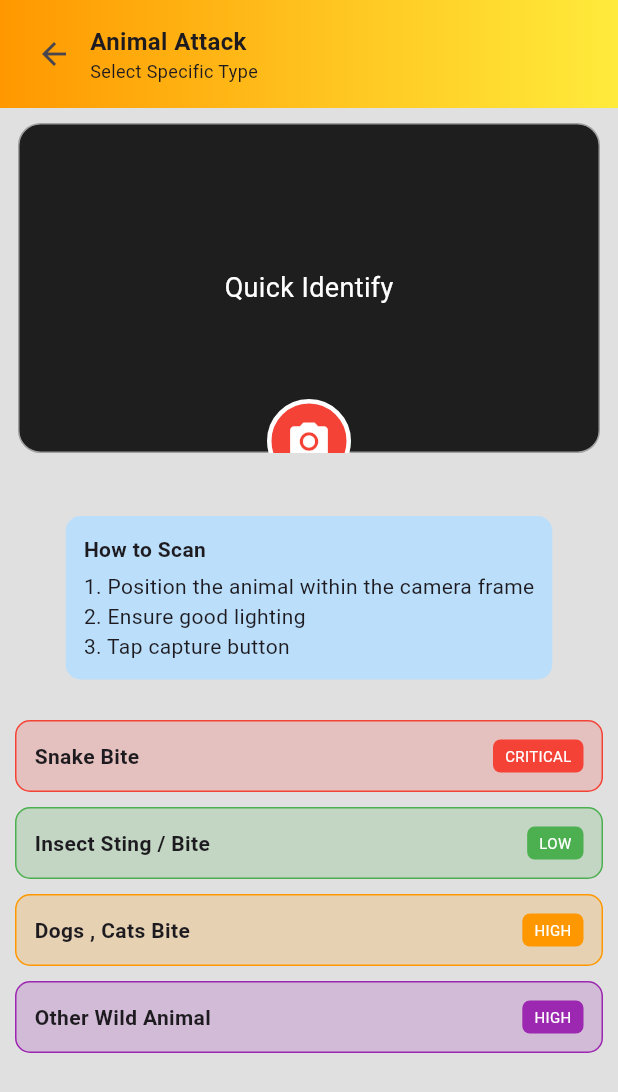
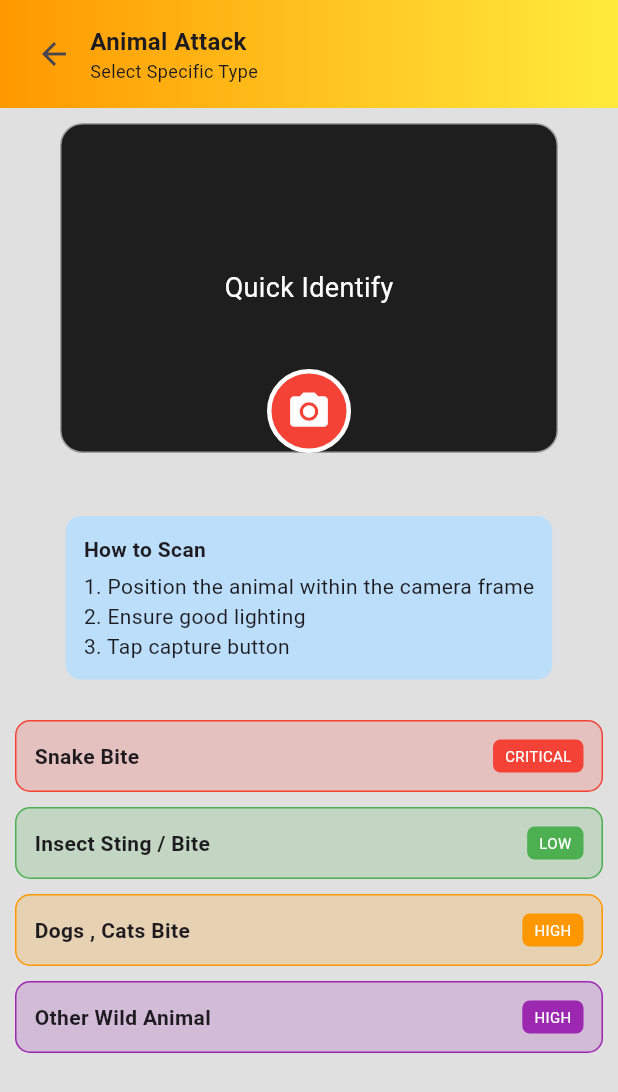
Before and after one commit to Praneeth108/prana_ai, a Flutter app: the screen it shows after launch, after a tap on "Animal Attack", on a phone screen of 412 x 824 dp. Shown: the top 1092 px of the screen. Run offline on Flutter 3.47's test engine with Material 3 defaults, Android fonts, the phone set to English and light mode, and no system bars; our stand-ins replace firebase_auth, firebase_core, image_picker; accounts and stored records are empty.

Commit message:
save my work

```diff
--- a/lib/pages/Home/home.dart
+++ b/lib/pages/Home/home.dart
@@ -1,6 +1,7 @@
 import 'package:flutter/material.dart';
+import 'package:prana_ai/pages/firstaid_page.dart';
 
-// ✅ Import your real pages
+//  Import your real pages
 import 'package:prana_ai/pages/settings_page.dart';
 import 'package:prana_ai/pages/emergency_service_page.dart';
 import 'package:prana_ai/pages/animal_attack_page.dart';
@@ -13,9 +14,10 @@ class HomePage extends StatelessWidget {
     return Scaffold(
       backgroundColor: Colors.green[100],
 
-      body: Column(
+      body: SingleChildScrollView(
+        child: Column(
           children: [
-          // 🔝 HEADER
+            //  HEADER
             Container(
               padding: const EdgeInsets.only(top: 40, left: 16, right: 16),
               decoration: const BoxDecoration(
@@ -25,16 +27,34 @@ class HomePage extends StatelessWidget {
                 children: [
                   Row(
                     children: [
-                    Image.asset("assets/images/logo.jpeg", height: 40),
+                      Container(
+                        decoration: BoxDecoration(
+                          borderRadius: BorderRadius.circular(12),
+                          border: Border.all(color: Colors.white, width: 2),
+                        ),
+                        child: ClipRRect(
+                          borderRadius: BorderRadius.circular(10),
+                          child: Image.asset(
+                            "assets/images/logo.jpeg",
+                            height: 60,
+                            width: 60,
+                            fit: BoxFit.cover,
+                          ),
+                        ),
+                      ),
                       const SizedBox(width: 10),
                       const Expanded(
                         child: Text(
                           "PRANA AID\nEmergency support system",
-                        style: TextStyle(color: Colors.white),
+                          style: TextStyle(
+                            color: Colors.white,
+                            fontSize: 18,
+                            fontWeight: FontWeight.bold,
+                          ),
                         ),
                       ),
 
-                    // ⚙ SETTINGS
+                      //  SETTINGS
                       IconButton(
                         icon: const Icon(Icons.settings, color: Colors.white),
                         onPressed: () {
@@ -60,12 +80,14 @@ class HomePage extends StatelessWidget {
                     ],
                   ),
 
-                const SizedBox(height: 15),
+                  const SizedBox(height: 10),
                 ],
               ),
             ),
 
-          // 🚨 EMERGENCY BUTTON
+            const SizedBox(height: 20),
+
+            //  EMERGENCY BUTTON
             Padding(
               padding: const EdgeInsets.all(12),
               child: GestureDetector(
@@ -86,9 +108,13 @@ class HomePage extends StatelessWidget {
                   ),
                   child: const Center(
                     child: Text(
-                    "EMERGENCY CALL\nTap for immediate help",
+                      "EMERGENCY CALL",
                       textAlign: TextAlign.center,
-                    style: TextStyle(color: Colors.white),
+                      style: TextStyle(
+                        color: Colors.white,
+                        fontSize: 20,
+                        fontWeight: FontWeight.bold,
+                      ),
                     ),
                   ),
                 ),
@@ -97,19 +123,20 @@ class HomePage extends StatelessWidget {
 
             const Text(
               "Quick Access",
-            style: TextStyle(fontWeight: FontWeight.bold),
+              style: TextStyle(fontWeight: FontWeight.bold, fontSize: 18),
             ),
 
             const SizedBox(height: 5),
 
             const Text("Select Emergency Type"),
 
-          const SizedBox(height: 10),
+            const SizedBox(height: 12),
 
-          // 🟧 GRID
-          Expanded(
-            child: GridView.count(
+            //  GRID
+            GridView.count(
               crossAxisCount: 2,
+              shrinkWrap: true,
+              physics: const NeverScrollableScrollPhysics(),
               padding: const EdgeInsets.all(12),
               childAspectRatio: 1,
               children: [
@@ -121,34 +148,88 @@ class HomePage extends StatelessWidget {
                 emergencyCard(context, "Fainting", Icons.sick),
               ],
             ),
-          ),
 
-          // 🔻 QUICK ACTIONS
+            //  QUICK ACTIONS
             Padding(
               padding: const EdgeInsets.all(12),
               child: Column(
                 children: [
                   const Text(
                     "Quick Actions",
-                  style: TextStyle(fontWeight: FontWeight.bold),
+                    style: TextStyle(fontWeight: FontWeight.bold, fontSize: 18),
                   ),
 
                   const SizedBox(height: 10),
 
-                actionBox("Plant Recognition", Colors.green),
-                const SizedBox(height: 10),
-                actionBox("Learning Mode", Colors.blueGrey),
-                const SizedBox(height: 10),
-                actionBox("Safety First", Colors.yellow),
+                  // First Aid Button
+                  GestureDetector(
+                    onTap: () {
+                      Navigator.push(
+                        context,
+                        MaterialPageRoute(
+                          builder: (context) => const FirstAidPage(),
+                        ),
+                      );
+                    },
+                    child: Container(
+                      width: double.infinity,
+                      padding: const EdgeInsets.all(12),
+                      decoration: BoxDecoration(
+                        color: Colors.blueGrey,
+                        borderRadius: BorderRadius.circular(10),
+                      ),
+                      child: const Center(
+                        child: Text(
+                          "First Aid Guide",
+                          style: TextStyle(
+                            color: Colors.white,
+                            fontSize: 20,
+                            fontWeight: FontWeight.bold,
+                          ),
+                        ),
+                      ),
+                    ),
+                  ),
+
+                  const SizedBox(height: 15),
+
+                  // Safety Box
+                  Container(
+                    width: double.infinity,
+                    padding: const EdgeInsets.all(12),
+                    decoration: BoxDecoration(
+                      color: Colors.orange[100],
+                      borderRadius: BorderRadius.circular(20),
+                    ),
+                    child: const Column(
+                      crossAxisAlignment: CrossAxisAlignment.start,
+                      children: [
+                        Text(
+                          "Safety First",
+                          style: TextStyle(
+                            fontWeight: FontWeight.bold,
+                            fontSize: 16,
+                          ),
+                        ),
+                        SizedBox(height: 10),
+                        Text("• This app provides guidance only."),
+                        Text(
+                          "• Always call emergency services for serious injuries.",
+                        ),
+                        Text("• Seek professional medical care."),
                       ],
                     ),
                   ),
                 ],
               ),
+            ),
+          ],
+        ),
+      ),
     );
   }
 
-  // 🔹 Emergency Card with navigation
+  //  Emergency Card
   Widget emergencyCard(BuildContext context, String title, IconData icon) {
     return GestureDetector(
       onTap: () {
@@ -166,51 +247,28 @@ class HomePage extends StatelessWidget {
         child: Column(
           mainAxisAlignment: MainAxisAlignment.center,
           children: [
-            Icon(icon, size: 40, color: Colors.orange),
+            Icon(icon, size: 50, color: Colors.orange),
             const SizedBox(height: 10),
             Text(title, style: const TextStyle(fontWeight: FontWeight.bold)),
-            const Text("Tap for guidance", style: TextStyle(fontSize: 12)),
+            const Text("Tap for guidance", style: TextStyle(fontSize: 14)),
           ],
         ),
       ),
     );
   }
 
-  // 🔹 Navigation switch (VERY IMPORTANT)
+  //  Navigation switch
   Widget getPage(String title) {
     switch (title) {
       case "Animal Attack":
         return const AnimalAttackPage();
-      case "Burns":
-      //   return const BurnsPage();
-      case "Electric Shock":
-      //   return const ElectricShockPage();
-      case "Heavy Bleeding":
-      //   return const HeavyBleedingPage();
-      case "Road Accident":
-      //   return const RoadAccidentPage();
-      case "Fainting":
-      //  return const FaintingPage();
       default:
         return const EmergencyPage();
     }
   }
-
-  // 🔹 Action Box
-  Widget actionBox(String text, Color color) {
-    return Container(
-      width: double.infinity,
-      padding: const EdgeInsets.all(14),
-      decoration: BoxDecoration(
-        color: color.withOpacity(0.3),
-        borderRadius: BorderRadius.circular(10),
-      ),
-      child: Center(child: Text(text)),
-    );
-  }
 }
 
-// 🔹 Feature Icon Widget
+//  Feature Icon
 class FeatureIcon extends StatelessWidget {
   final String text;
   const FeatureIcon(this.text, {super.key});
@@ -224,7 +282,7 @@ class FeatureIcon extends StatelessWidget {
         Text(
           text,
           textAlign: TextAlign.center,
-          style: const TextStyle(color: Colors.white, fontSize: 12),
+          style: const TextStyle(color: Colors.white, fontSize: 16),
         ),
       ],
     );
--- a/lib/pages/animal_attack_page.dart
+++ b/lib/pages/animal_attack_page.dart
@@ -49,12 +49,19 @@ class _AnimalAttackPageState extends State<AnimalAttackPage> {
                   const Column(
                     crossAxisAlignment: CrossAxisAlignment.start,
                     children: [
-                      Text("Animal Attack",
-                          style: TextStyle(
-                              fontWeight: FontWeight.bold, fontSize: 16)),
-                      Text("Select Specific Type", style: TextStyle(fontSize: 12)),
+                      Text(
+                        "Animal Attack",
+                        style: TextStyle(
+                          fontWeight: FontWeight.bold,
+                          fontSize: 16,
+                        ),
+                      ),
+                      Text(
+                        "Select Specific Type",
+                        style: TextStyle(fontSize: 12),
+                      ),
                     ],
-                  )
+                  ),
                 ],
               ),
             ),
@@ -67,7 +74,7 @@ class _AnimalAttackPageState extends State<AnimalAttackPage> {
               children: [
                 Container(
                   width: double.infinity,
-                  margin: const EdgeInsets.symmetric(horizontal: 12),
+                  margin: const EdgeInsets.symmetric(horizontal: 40),
                   height: 220, // ✅ SAME SIZE LIKE IMAGE
                   decoration: BoxDecoration(
                     color: Colors.black87,
@@ -78,8 +85,7 @@ class _AnimalAttackPageState extends State<AnimalAttackPage> {
                       ? const Center(
                           child: Text(
                             "Quick Identify",
-                            style: TextStyle(
-                                color: Colors.white, fontSize: 18),
+                            style: TextStyle(color: Colors.white, fontSize: 18),
                           ),
                         )
                       : ClipRRect(
@@ -90,7 +96,7 @@ class _AnimalAttackPageState extends State<AnimalAttackPage> {
 
                 // 🔴 CAMERA BUTTON
                 Positioned(
-                  bottom: -20,
+                  bottom: 0,
                   child: GestureDetector(
                     onTap: openCamera,
                     child: Container(
@@ -100,8 +106,11 @@ class _AnimalAttackPageState extends State<AnimalAttackPage> {
                         shape: BoxShape.circle,
                         border: Border.all(color: Colors.white, width: 3),
                       ),
-                      child: const Icon(Icons.camera_alt,
-                          color: Colors.white, size: 30),
+                      child: const Icon(
+                        Icons.camera_alt,
+                        color: Colors.white,
+                        size: 30,
+                      ),
                     ),
                   ),
                 ),
@@ -121,8 +130,10 @@ class _AnimalAttackPageState extends State<AnimalAttackPage> {
               child: const Column(
                 crossAxisAlignment: CrossAxisAlignment.start,
                 children: [
-                  Text("How to Scan",
-                      style: TextStyle(fontWeight: FontWeight.bold)),
+                  Text(
+                    "How to Scan",
+                    style: TextStyle(fontWeight: FontWeight.bold),
+                  ),
                   SizedBox(height: 5),
                   Text("1. Position the animal within the camera frame"),
                   Text("2. Ensure good lighting"),
@@ -171,9 +182,11 @@ class _AnimalAttackPageState extends State<AnimalAttackPage> {
               color: color,
               borderRadius: BorderRadius.circular(5),
             ),
-            child: Text(level,
-                style: const TextStyle(color: Colors.white, fontSize: 10)),
-          )
+            child: Text(
+              level,
+              style: const TextStyle(color: Colors.white, fontSize: 10),
+            ),
+          ),
         ],
       ),
     );
```
Also changed, not shown: lib/pages/ayurvedic_page.dart (added, +346 -0 lines), lib/pages/firstaid_page.dart (+21 -6 lines). Lines whose indentation alone changed are shown as unchanged.
